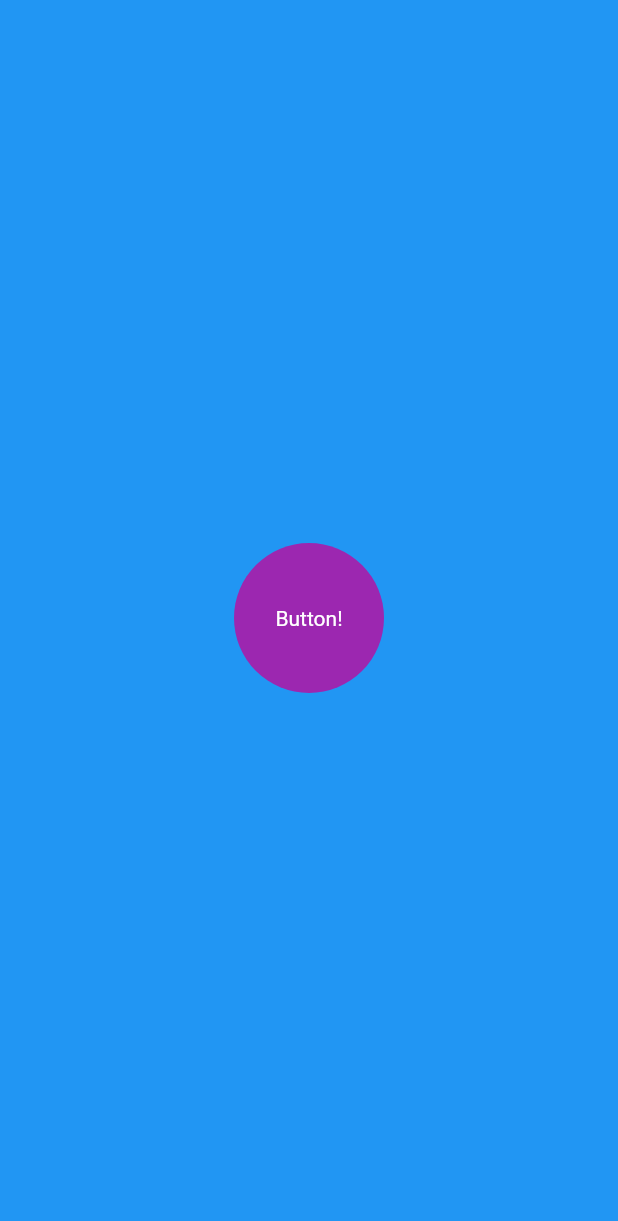
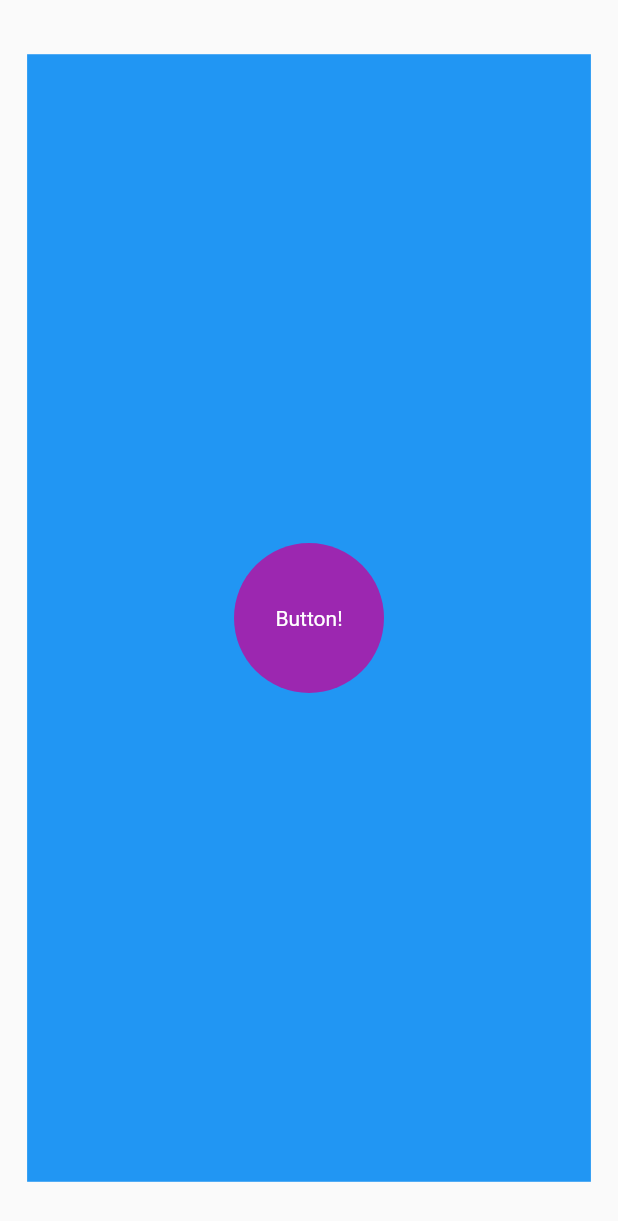
Before and after one commit to YatharthDhingra/Animdo, a Flutter app: the first screen one second after launch, on a phone screen of 412 x 824 dp. Shown: the top 1221 px of the screen. Run offline on Flutter 3.47's test engine with Material 2 defaults, Android fonts, the phone set to English and light mode, and no system bars.

Commit message:
Added background screen animation

```diff
--- a/lib/pages/home_page.dart
+++ b/lib/pages/home_page.dart
@@ -9,6 +9,12 @@ class HomePage extends StatefulWidget {
 
 class _HomePageState extends State<HomePage> {
   double _buttonRadius = 100; //initially
+
+  //basically will go from 0% to 100%
+  final Tween<double> _backgroundScale = Tween<double>(begin: 0.0, end: 1.0);
+  //a tween is also used for animation
+  //this tween is of double data type as its start and end value are of type double
+  //tween maps all the values between this start and end and go over them
 
   @override
   Widget build(BuildContext context) {
@@ -27,9 +33,26 @@ class _HomePageState extends State<HomePage> {
   }
 
   Widget _pageBackground() {
-    return Container(
-      color: Colors.blue,
-    ); //for background color
+    return TweenAnimationBuilder(
+      tween: _backgroundScale,
+      duration: const Duration(seconds: 2),
+
+      curve:
+          Curves.easeInOutCubicEmphasized, //we can also add curves to this too
+
+      //a function that returns the animation
+      builder: (_context, double _scale, _child) {
+        // _scale is the value of the tween at a specific moment , _child is the child on which we are operating the animation on
+        return Transform.scale(
+          //tranform is linearly moving with time
+          scale: _scale,
+          child: _child,
+        );
+      },
+      child: Container(
+        color: Colors.blue,
+      ),
+    );
   }
 
   Widget _circularAnimationButton() {
@@ -50,7 +73,8 @@ class _HomePageState extends State<HomePage> {
               duration: const Duration(
                   seconds: 2), //duration should be given to the animation
 
-              curve: Curves.bounceIn,   //our animation takes place linearly by default
+              curve: Curves
+                  .bounceIn, //our animation takes place linearly by default
               //if we want to change how it transitions from start to end , we do it by using curve
 
               height:
@@ -59,9 +83,14 @@ class _HomePageState extends State<HomePage> {
               decoration: BoxDecoration(
                   color: Colors.purple,
                   borderRadius: BorderRadius.circular(1000)),
-                  // we gave such a high radius that it becomes circular
+              // we gave such a high radius that it becomes circular
 
-              child: const  Center(child: Text("Button!" , style: TextStyle(color: Colors.white),),),
+              child: const Center(
+                child: Text(
+                  "Button!",
+                  style: TextStyle(color: Colors.white),
+                ),
+              ),
               //a centered text inside the button
             )));
   }
```
